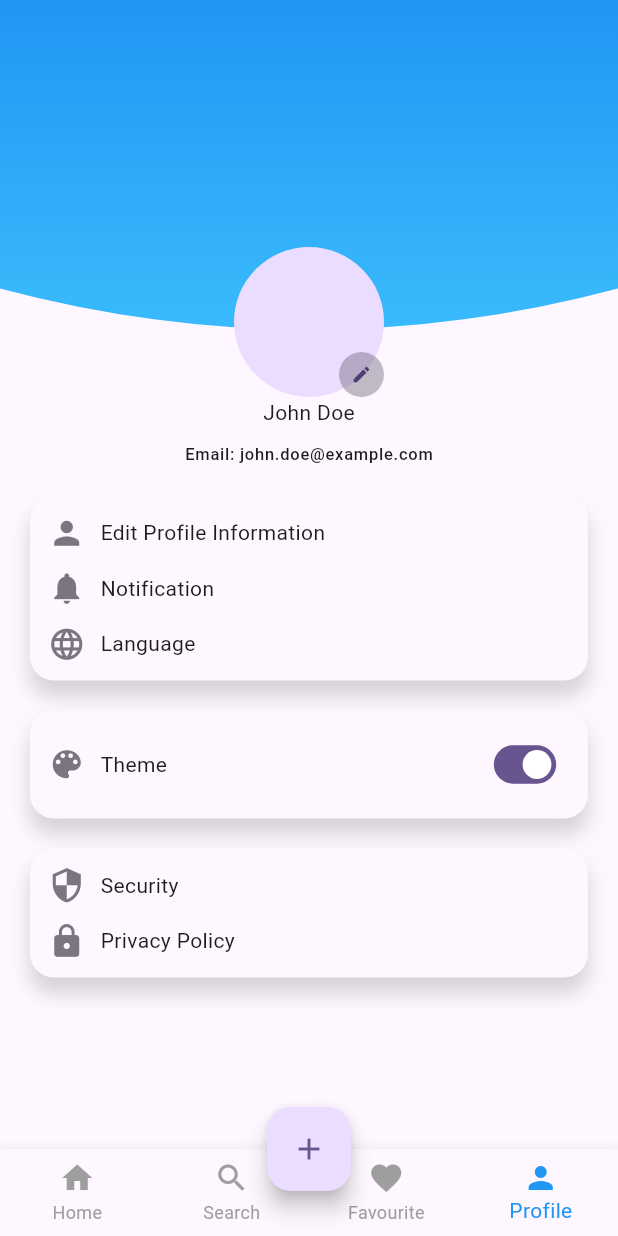
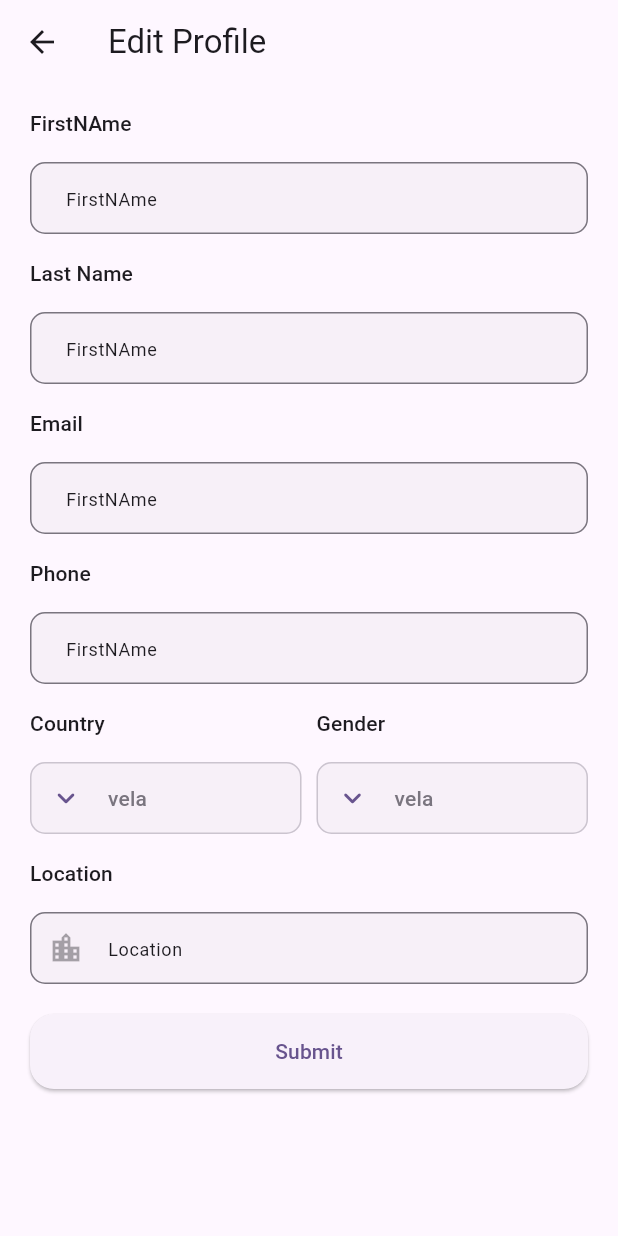
Before and after one commit to abdalazeez1/realState, a Flutter app: the BasePage screen opened by its route, item 4 of the bottom bar chosen, after a tap on "Edit Profile Information", on a phone screen of 412 x 824 dp. Run offline on Flutter 3.47's test engine with Material 2 defaults, Android fonts, the phone set to English and light mode, and no system bars; our stand-ins replace bloc, flutter_svg, go_router, pinput.

Commit message:
finish Edit Profile and working on Search

```diff
--- a/lib/feature/base/view/base.dart
+++ b/lib/feature/base/view/base.dart
@@ -1,6 +1,7 @@
 import 'package:flutter/material.dart';
 import 'package:go_router/go_router.dart';
 import 'package:realstate/feature/profile/view/profile_screen.dart';
+import 'package:realstate/feature/search/search/search_screen.dart';
 
 import '../../add_ad/view/add_ad_screen.dart';
 import '../../app.dart';
@@ -16,7 +17,7 @@ class BasePage extends StatefulWidget {
 
   static final List<Widget> _widgetOptions = <Widget>[
     const MyHomePage(),
-    const Text('Search Page'),
+    SearchScreen(),
     const Text('Favourite Page'),
     ProfileScreen(),
   ];
@@ -37,7 +38,7 @@ class _BasePageState extends State<BasePage> {
   @override
   Widget build(BuildContext context) {
     return Scaffold(
-      appBar: _selectedIndex == 3
+      appBar: _selectedIndex == 3 || _selectedIndex == 1
           ? null
           : AppBar(
               title: const Text('Bottom Navigation Bar Demo'),
--- a/lib/feature/profile/view/edit_profile.dart
+++ b/lib/feature/profile/view/edit_profile.dart
@@ -0,0 +1,84 @@
+import 'package:flutter/material.dart';
+import 'package:go_router/go_router.dart';
+import 'package:realstate/common/app_widget/app_text_field.dart';
+import 'package:realstate/constant.dart';
+import 'package:realstate/feature/add_ad/view/add_ad_screen.dart';
+import 'package:realstate/feature/auth/view/welcom_scree.dart';
+
+import '../../../common/app_widget/drop_down_menu.dart';
+import '../../add_ad/view/map_screen.dart';
+
+class EditProfileScreen extends StatelessWidget {
+  const EditProfileScreen({Key? key}) : super(key: key);
+  static const path = 'edit-profile';
+  static const name = 'edit-profile';
+
+  static Widget pageBuilder(BuildContext context, GoRouterState state) {
+    return const EditProfileScreen();
+  }
+
+  @override
+  Widget build(BuildContext context) {
+    return Scaffold(
+      appBar: AppBar(title: const Text("Edit Profile ")),
+      body: ListView(padding: const EdgeInsets.symmetric(horizontal: kPage), children: [
+        AdSectionWidget(title: "FirstNAme", child: AppTextField(hintText: "FirstNAme")),
+        AdSectionWidget(title: "Last Name", child: AppTextField(hintText: "FirstNAme")),
+        AdSectionWidget(title: "Email", child: AppTextField(hintText: "FirstNAme")),
+        AdSectionWidget(title: "Phone", child: AppTextField(hintText: "FirstNAme")),
+        Row(
+          children: [
+            Expanded(
+                child: AdSectionWidget(
+              title: "Country ",
+              child: AppDropDownMenu<String?>(
+                onTap: () {},
+                onChange: (text) {
+                  // selectedPioneerType.value =
+                  //     ProviderType.values.firstWhereOrNull((element) => element.translation.tr() == text)?.index;
+                },
+                value: "vela",
+                hint: "Type ",
+                // validator: (value) => requiredValidator().call(value),
+                items: const ["vela", "appartment"],
+                onSaved: (text) {},
+              ),
+            )),
+            SizedBox(width: 10),
+            Expanded(
+                child: AdSectionWidget(
+              title: "Gender",
+              child: AppDropDownMenu<String?>(
+                onTap: () {},
+                onChange: (text) {
+                  // selectedPioneerType.value =
+                  //     ProviderType.values.firstWhereOrNull((element) => element.translation.tr() == text)?.index;
+                },
+                value: "vela",
+                hint: "Type ",
+                // validator: (value) => requiredValidator().call(value),
+                items: const ["vela", "appartment"],
+                onSaved: (text) {},
+              ),
+            )),
+          ],
+        ),
+        AdSectionWidget(
+          title: "Location",
+          child: GestureDetector(
+            onTap: () {
+              context.pushNamed(MapScreen.name);
+            },
+            child: AppTextField(
+              enabled: false,
+              prefixIcon: Icon(Icons.location_city),
+              hintText: "Location",
+            ),
+          ),
+        ),
+        SizedBox(height: 20,),
+        AuthButton(text: "Submit", func: () {})
+      ]),
+    );
+  }
+}
--- a/lib/feature/profile/view/profile_screen.dart
+++ b/lib/feature/profile/view/profile_screen.dart
@@ -3,6 +3,7 @@ import 'package:go_router/go_router.dart';
 
 import '../../../constant.dart';
 import '../../notification/view/notification.dart';
+import 'edit_profile.dart';
 
 class ProfileScreen extends StatelessWidget {
   const ProfileScreen({super.key});
@@ -37,6 +38,7 @@ class ProfileScreen extends StatelessWidget {
                       icon: Icons.person,
                       label: 'Edit Profile Information',
                       onTap: () {
+                        context.goNamed(EditProfileScreen.name);
                         // Add your edit profile information logic here
                       },
                     ),
@@ -47,7 +49,6 @@ class ProfileScreen extends StatelessWidget {
                         context.pushNamed(NotificationScreen.name);
                         // Add your notification logic here
                       },
-
                     ),
                     ProfileButton(
                       icon: Icons.language,
--- a/lib/router/router.dart
+++ b/lib/router/router.dart
@@ -9,6 +9,7 @@ import '../feature/auth/view/verification_screen.dart';
 import '../feature/auth/view/welcom_scree.dart';
 import '../feature/base/view/base.dart';
 import '../feature/notification/view/notification.dart';
+import '../feature/profile/view/edit_profile.dart';
 
 final GoRouter router = GoRouter(routes: <RouteBase>[
   ///Splash
@@ -17,6 +18,7 @@ final GoRouter router = GoRouter(routes: <RouteBase>[
   ///Base
   GoRoute(path: BasePage.path, name: BasePage.name, builder: BasePage.pageBuilder, routes: [
     GoRoute(path: NotificationScreen.path, name: NotificationScreen.name, builder: NotificationScreen.pageBuilder),
+    GoRoute(path: EditProfileScreen.path, name: EditProfileScreen.name, builder: EditProfileScreen.pageBuilder),
     GoRoute(path: AddAdsScreen.path, name: AddAdsScreen.name, builder: AddAdsScreen.pageBuilder, routes: [
       GoRoute(path: MapScreen.path, name: MapScreen.name, builder: MapScreen.pageBuilder),
     ]),
```
Also changed, not shown: lib/feature/search/search/search_screen.dart (+61 -0 lines).
